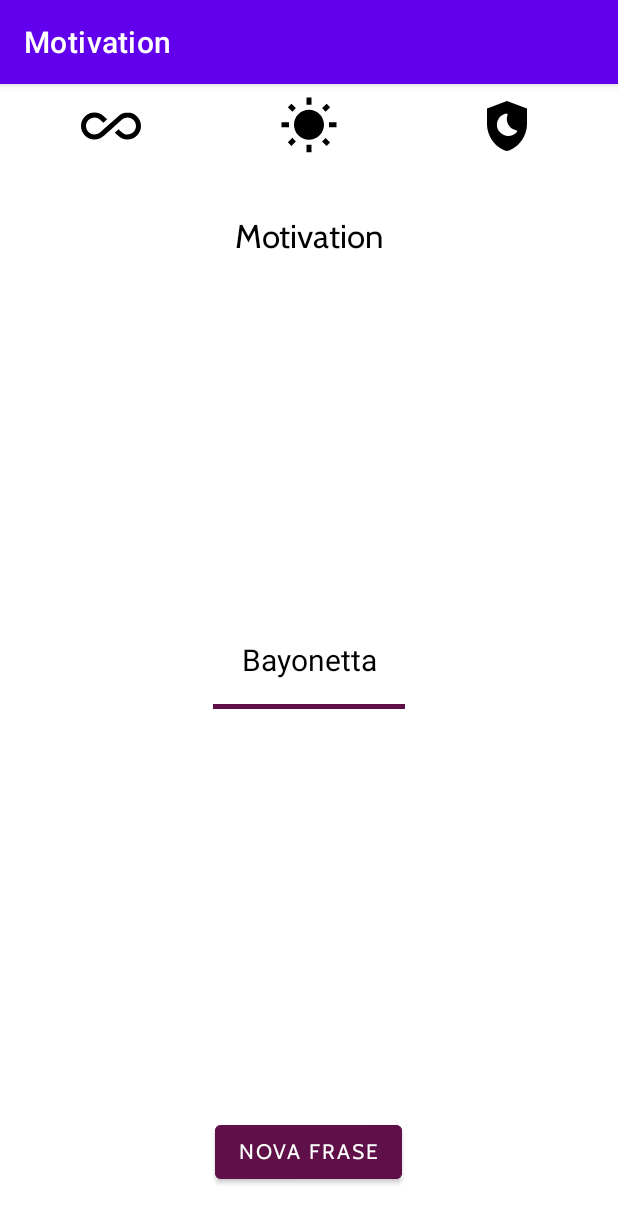
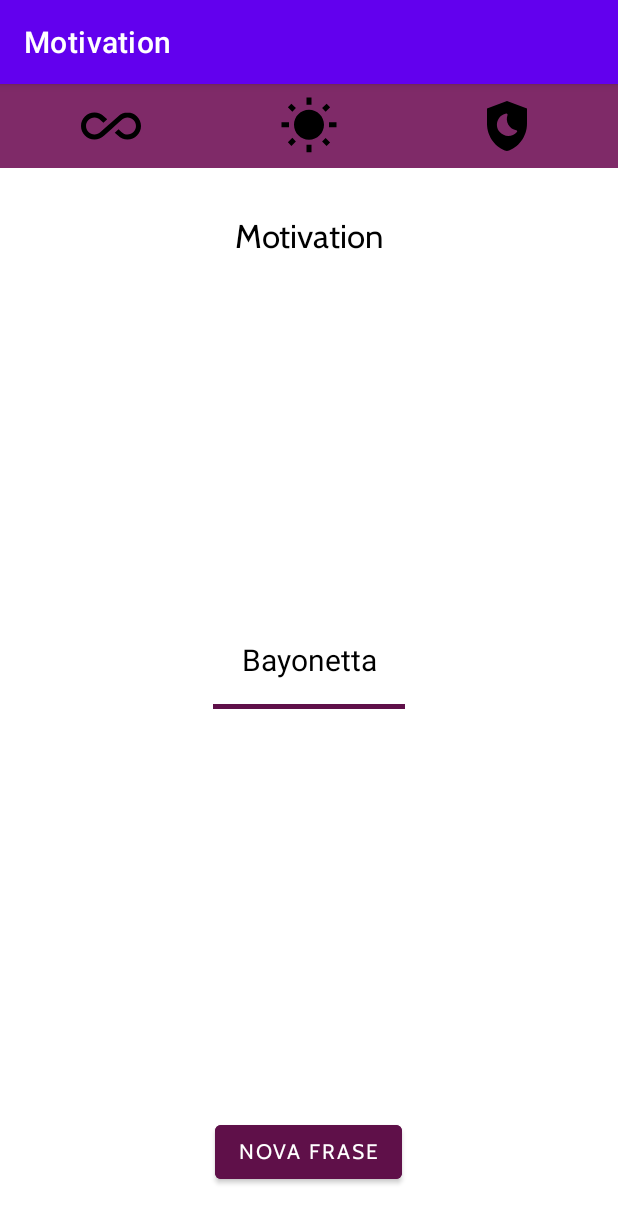
Before and after one commit to MikhaelVinicius/AppKotlinFrasesBayonetta, an Android app: the screen it shows after launch (MainActivity), on a phone screen of 412 x 824 dp. Shown: the top 1223 px of the screen. Run offline under Robolectric (Android 15) with nearby library versions, the phone set to English and light mode, and no system bars.

Commit message:
Linear layout concluido

```diff
--- a/app/src/main/res/layout/activity_main.xml
+++ b/app/src/main/res/layout/activity_main.xml
@@ -9,9 +9,14 @@
 
     <LinearLayout
         android:id="@+id/linear_menu"
+        android:background="@color/purple"
         android:layout_height="wrap_content"
         android:layout_width="match_parent"
         android:padding="8dp"
+        android:paddingStart="8dp"
+        android:paddingTop="16dp"
+        android:paddingBottom="16dp"
+
        >
 
         <ImageView
```
